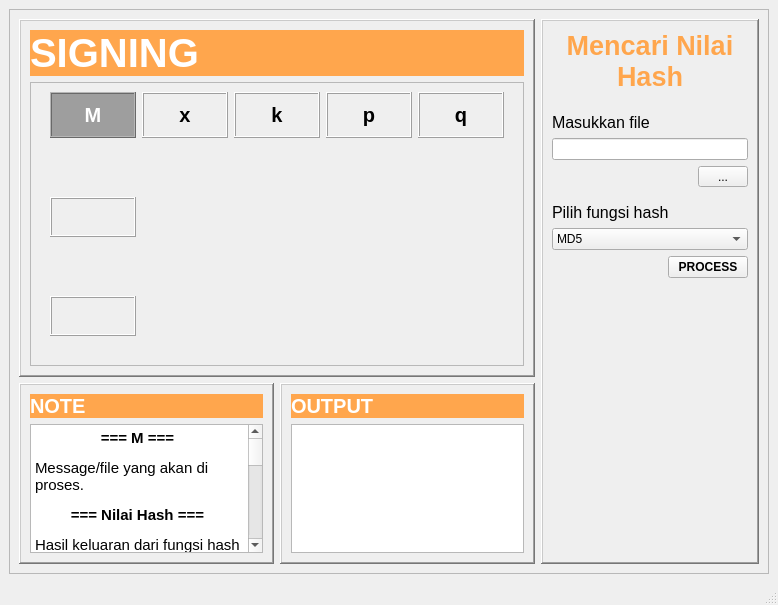
Before: the Qt Designer form Pertama.ui in Rufaidah/Visualization-of-the-Digital-Signature-Process, drawn with Qt 5.
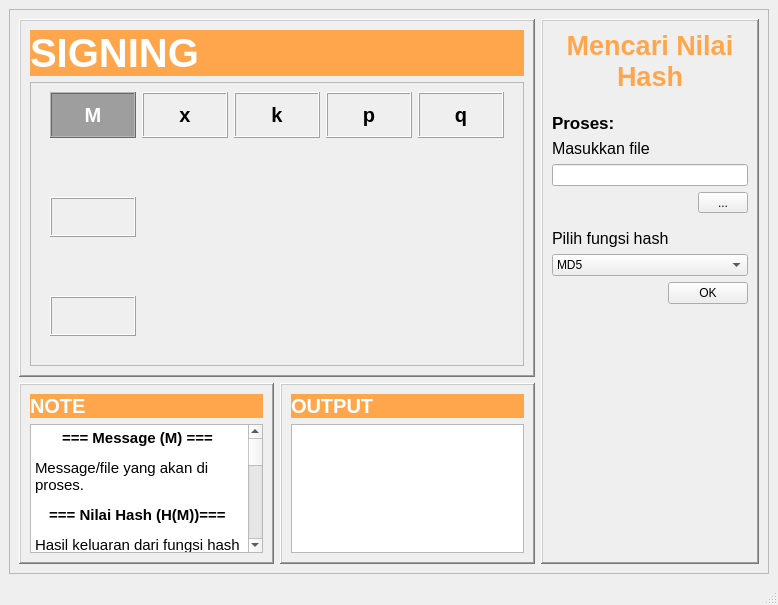
After: the same form once the commit is applied.

```diff
--- a/Pertama.ui
+++ b/Pertama.ui
@@ -972,11 +972,11 @@
 &lt;html&gt;&lt;head&gt;&lt;meta name=&quot;qrichtext&quot; content=&quot;1&quot; /&gt;&lt;style type=&quot;text/css&quot;&gt;
 p, li { white-space: pre-wrap; }
 &lt;/style&gt;&lt;/head&gt;&lt;body style=&quot; font-family:'Ubuntu'; font-size:11pt; font-weight:400; font-style:normal;&quot;&gt;
-&lt;p align=&quot;center&quot; style=&quot; margin-top:12px; margin-bottom:12px; margin-left:0px; margin-right:0px; -qt-block-indent:0; text-indent:0px;&quot;&gt;&lt;span style=&quot; font-weight:600;&quot;&gt;=== M === &lt;/span&gt;&lt;/p&gt;
+&lt;p align=&quot;center&quot; style=&quot; margin-top:12px; margin-bottom:12px; margin-left:0px; margin-right:0px; -qt-block-indent:0; text-indent:0px;&quot;&gt;&lt;span style=&quot; font-weight:600;&quot;&gt;=== Message (M) === &lt;/span&gt;&lt;/p&gt;
 &lt;p style=&quot; margin-top:12px; margin-bottom:12px; margin-left:0px; margin-right:0px; -qt-block-indent:0; text-indent:0px;&quot;&gt;Message/file yang akan di proses. &lt;/p&gt;
-&lt;p align=&quot;center&quot; style=&quot; margin-top:12px; margin-bottom:12px; margin-left:0px; margin-right:0px; -qt-block-indent:0; text-indent:0px;&quot;&gt;&lt;span style=&quot; font-weight:600;&quot;&gt;=== Nilai Hash === &lt;/span&gt;&lt;/p&gt;
+&lt;p align=&quot;center&quot; style=&quot; margin-top:12px; margin-bottom:12px; margin-left:0px; margin-right:0px; -qt-block-indent:0; text-indent:0px;&quot;&gt;&lt;span style=&quot; font-weight:600;&quot;&gt;=== Nilai Hash (H(M))=== &lt;/span&gt;&lt;/p&gt;
 &lt;p style=&quot; margin-top:12px; margin-bottom:12px; margin-left:0px; margin-right:0px; -qt-block-indent:0; text-indent:0px;&quot;&gt;Hasil keluaran dari fungsi hash yang merepresentasikan isi dari dokumen sehingga lebih mudah untuk dikomputasi. &lt;/p&gt;
-&lt;p align=&quot;center&quot; style=&quot; margin-top:12px; margin-bottom:12px; margin-left:0px; margin-right:0px; -qt-block-indent:0; text-indent:0px;&quot;&gt;&lt;span style=&quot; font-weight:600;&quot;&gt;=== Fungsi Hash === &lt;/span&gt;&lt;/p&gt;
+&lt;p align=&quot;center&quot; style=&quot; margin-top:12px; margin-bottom:12px; margin-left:0px; margin-right:0px; -qt-block-indent:0; text-indent:0px;&quot;&gt;&lt;span style=&quot; font-weight:600;&quot;&gt;=== Fungsi Hash (f(H))=== &lt;/span&gt;&lt;/p&gt;
 &lt;p style=&quot; margin-top:12px; margin-bottom:12px; margin-left:0px; margin-right:0px; -qt-block-indent:0; text-indent:0px;&quot;&gt;Fungsi yang menerima masukan string dengan panjang sembarang yang kemudian di transformasikan menjadi string keluaran yang panjangnya tetap.&lt;/p&gt;
 &lt;ol style=&quot;margin-top: 0px; margin-bottom: 0px; margin-left: 0px; margin-right: 0px; -qt-list-indent: 1;&quot;&gt;&lt;li style=&quot; margin-top:12px; margin-bottom:0px; margin-left:0px; margin-right:0px; -qt-block-indent:0; text-indent:0px;&quot;&gt;MD5 &lt;/li&gt;
 &lt;p style=&quot; margin-top:12px; margin-bottom:12px; margin-left:0px; margin-right:0px; -qt-block-indent:1; text-indent:0px;&quot;&gt;Fungsi hash satu arah yang keluarannya berupa string dengan panjang 128 bit. &lt;/p&gt;
@@ -1102,6 +1102,20 @@
                 <property name="bottomMargin">
                  <number>0</number>
                 </property>
+                <item>
+                 <widget class="QLabel" name="label_15">
+                  <property name="font">
+                   <font>
+                    <pointsize>13</pointsize>
+                    <weight>75</weight>
+                    <bold>true</bold>
+                   </font>
+                  </property>
+                  <property name="text">
+                   <string>Proses:</string>
+                  </property>
+                 </widget>
+                </item>
                 <item>
                  <widget class="QLabel" name="label_5">
                   <property name="font">
@@ -1206,15 +1220,15 @@
                  <widget class="QPushButton" name="btn_process">
                   <property name="font">
                    <font>
-                    <weight>75</weight>
-                    <bold>true</bold>
+                    <weight>50</weight>
+                    <bold>false</bold>
                    </font>
                   </property>
                   <property name="styleSheet">
                    <string notr="true"/>
                   </property>
                   <property name="text">
-                   <string>PROCESS</string>
+                   <string>OK</string>
                   </property>
                  </widget>
                 </item>
```
